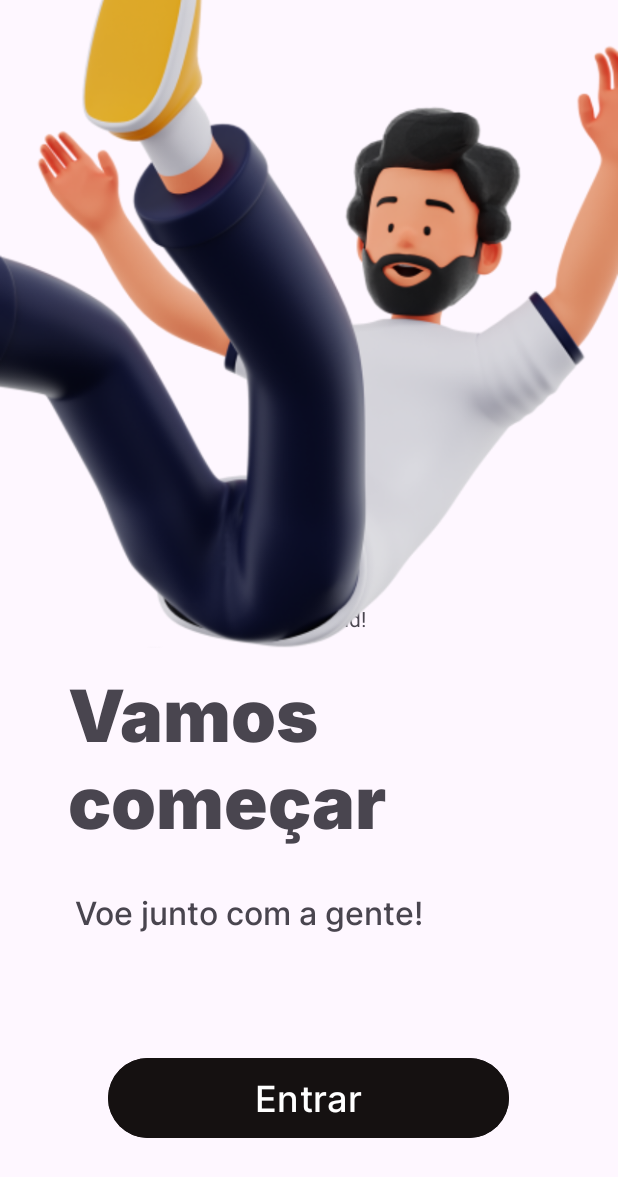
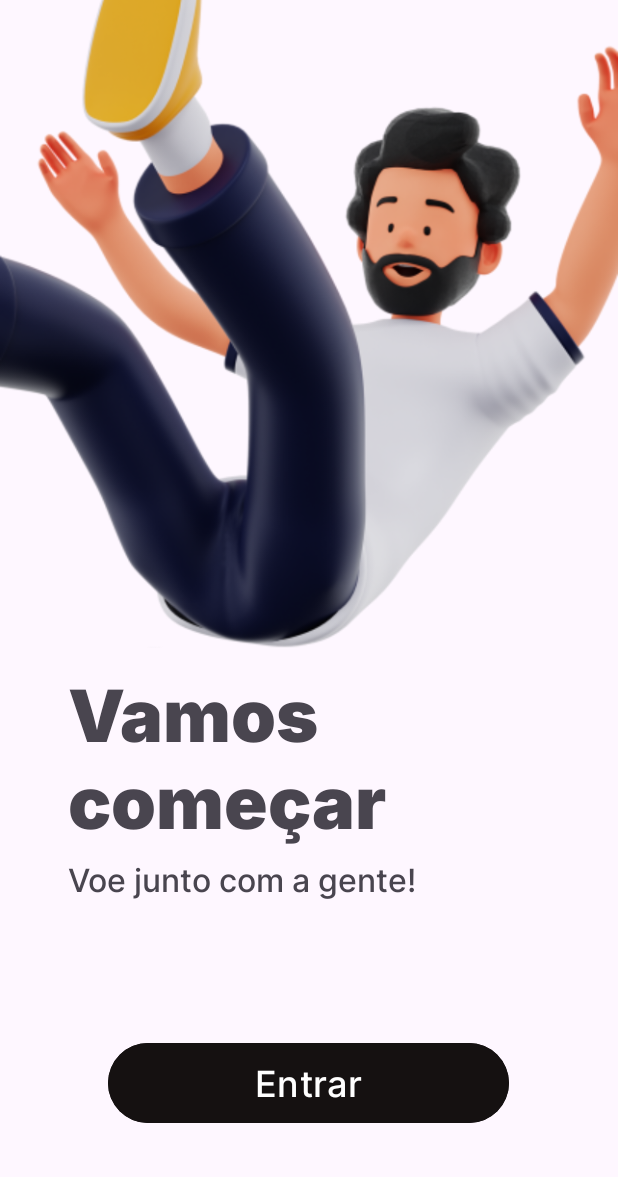
Before and after one commit to CristianMartini/Echo-Viagens-, an Android app: the layout activity_main.xml on its own in the app's theme, with its tools: preview values and no code run, on a phone screen of 412 x 824 dp. Shown: the top 1177 px of the screen. Run offline under Robolectric (Android 15) with nearby library versions, the phone set to English and light mode, and no system bars.

Commit message:
origin/claudio

```diff
--- a/app/src/main/res/layout/activity_main.xml
+++ b/app/src/main/res/layout/activity_main.xml
@@ -5,16 +5,6 @@
     android:layout_width="match_parent"
     android:layout_height="match_parent"
     tools:context=".MainActivity">
-
-    <TextView
-        android:id="@+id/textView"
-        android:layout_width="wrap_content"
-        android:layout_height="wrap_content"
-        android:text="Hello World!"
-        app:layout_constraintBottom_toBottomOf="parent"
-        app:layout_constraintEnd_toEndOf="parent"
-        app:layout_constraintStart_toStartOf="parent"
-        app:layout_constraintTop_toTopOf="parent" />
 
     <ImageView
         android:id="@+id/imageView2"
@@ -50,10 +40,10 @@
         android:textSize="21sp"
         app:layout_constraintBottom_toBottomOf="parent"
         app:layout_constraintEnd_toEndOf="parent"
-        app:layout_constraintHorizontal_bias="0.375"
+        app:layout_constraintHorizontal_bias="0.338"
         app:layout_constraintStart_toStartOf="parent"
         app:layout_constraintTop_toBottomOf="@+id/txtIniciar"
-        app:layout_constraintVertical_bias="0.102" />
+        app:layout_constraintVertical_bias="0.0" />
 
     <Button
         android:id="@+id/buttonIniciar"
```
